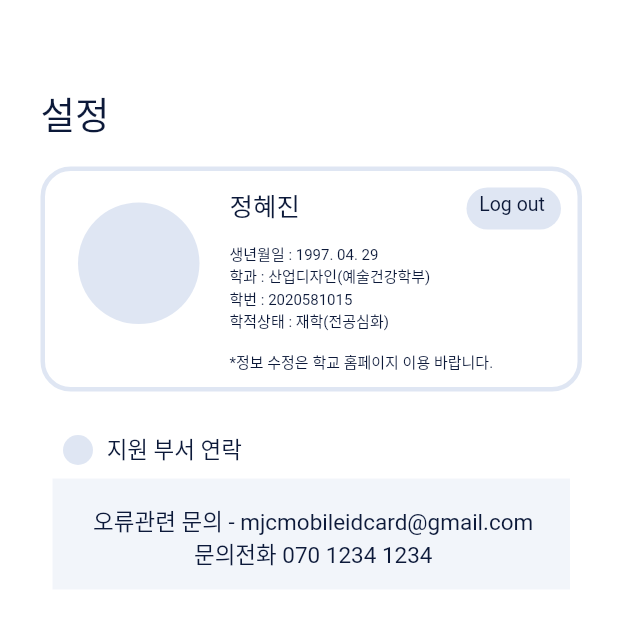
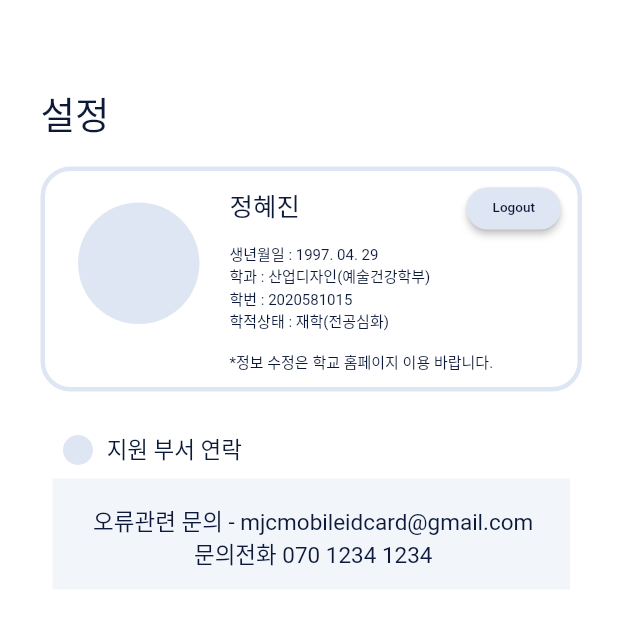
Before and after one commit to suzumsz/Everything_Jeon, a Flutter app: the SettingPage screen opened by its route, on a phone screen of 412 x 824 dp, the top half of it. Run offline on Flutter 3.47's test engine with Material 2 defaults, Android fonts, the phone set to English and light mode, and no system bars; our stand-ins replace firebase_auth; missing offline and left inert: adobe_xd; accounts and stored records are empty; Roboto replaces fonts that are missing (DX유니고딕 20).

Commit message:
설정페이지 로그아웃

```diff
--- a/lib/SettingPage.dart
+++ b/lib/SettingPage.dart
@@ -1,4 +1,6 @@
+import 'package:everything_jeon/LoginPage.dart';
 import 'package:flutter/material.dart';
+import 'package:firebase_auth/firebase_auth.dart';
 
 class SettingPage extends StatelessWidget {
   @override
@@ -124,22 +126,38 @@ class SettingPage extends StatelessWidget {
             child: Container(
               width: 63.0,
               height: 28.0,
-              decoration: BoxDecoration(
+              child: RaisedButton(
+                  shape: RoundedRectangleBorder(
+                    borderRadius: BorderRadius.circular(14.0),
+                  ),
+                  color: const Color(0xffdfe6f3),
+                  /*decoration: BoxDecoration(
                 borderRadius: BorderRadius.circular(14.0),
                 color: const Color(0xffdfe6f3),
-              ),
-            ),
-          ),
-          Transform.translate(
-            offset: Offset(319.5, 128.5),
+                */
+
+                  //Transform.translate(
+                  //offset: Offset(319.5, 128.5),
+                  //child: RaisedButton(
                   child: Text(
-              'Log out',
+                    'Logout',
                     style: TextStyle(
                       fontFamily: 'DX유니고딕 20',
-                fontSize: 13,
+                      fontSize: 9,
                       color: const Color(0xff0c1939),
                     ),
                     textAlign: TextAlign.left,
+                  ),
+                  onPressed: () {
+                    //async {
+                    // final User user = await _auth.currentUser;
+                    // Respond to button press
+                    // _auth.signOut();
+                    //https://eory96study.tistory.com/36
+                    //https://github.com/FirebaseExtended/flutterfire/blob/master/packages/firebase_auth/firebase_auth/example/lib/signin_page.dart
+                    Navigator.push(context,
+                        MaterialPageRoute(builder: (context) => LoginPage()));
+                  }),
             ),
           ),
         ],
```
Lines whose indentation alone changed are shown as unchanged.
